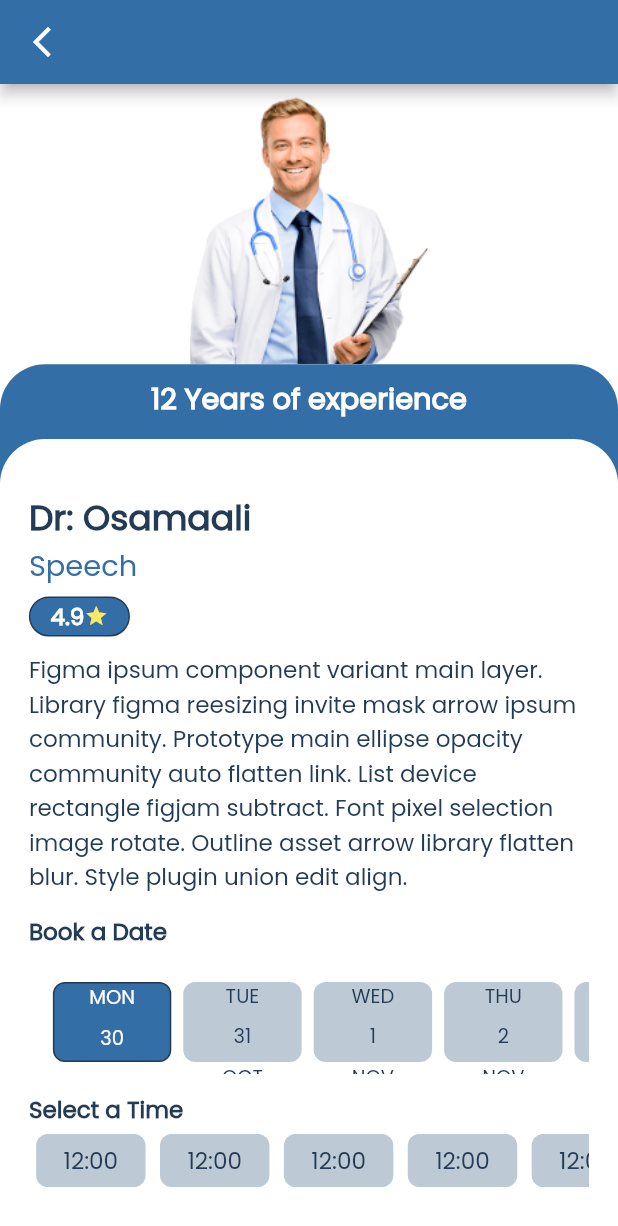
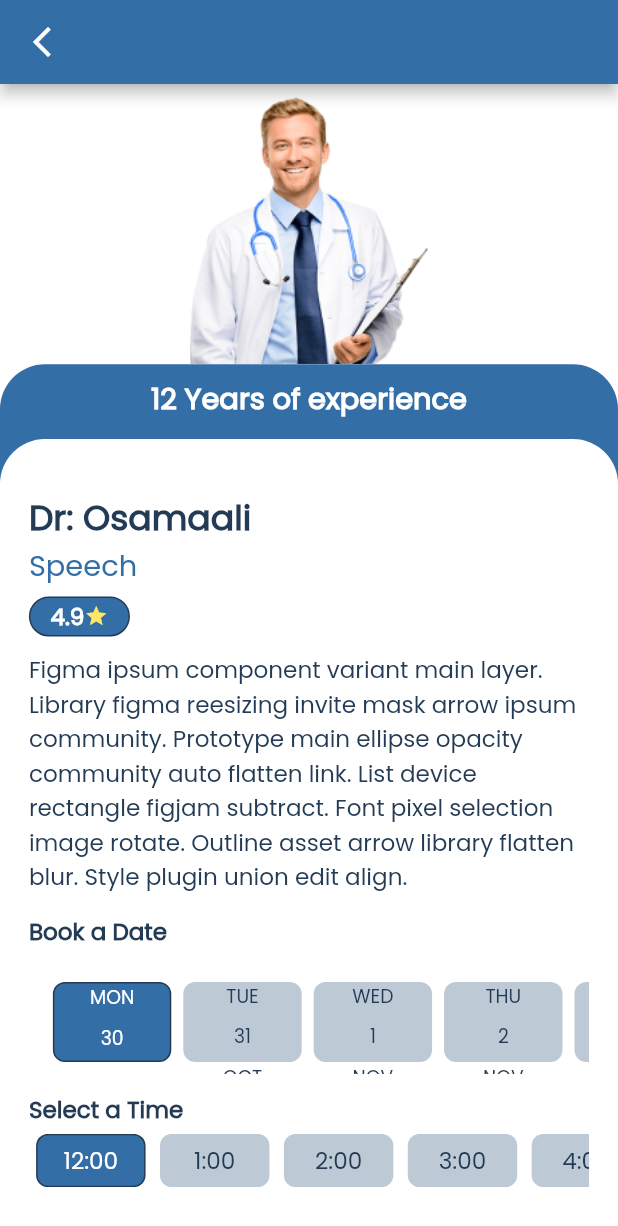
Before and after one commit to UpAdv-Internship/Markaz_ElAmal, a Flutter app: the screen it shows after launch, on a phone screen of 412 x 824 dp. Shown: the top 1226 px of the screen. Run offline on Flutter 3.47's test engine with Material 2 defaults, Android fonts, the light colour scheme and no system bars; drawn by our look-alikes of easy_date_timeline; our stand-ins replace dio, flutter_bloc, flutter_screenutil, get_it, shared_preferences.

Commit message:
Booking UI

```diff
--- a/lib/core/utils/app_text_styles.dart
+++ b/lib/core/utils/app_text_styles.dart
@@ -65,6 +65,12 @@ abstract class CustomTextStyle {
     fontWeight: FontWeight.w400,
     fontSize: 16.sp,
   );
+  static final poppins400White13 = TextStyle(
+    fontFamily: "Poppins",
+    color: AppColors.white,
+    fontWeight: FontWeight.w400,
+    fontSize: 13.sp,
+  );
 
   static final poppins600primary24 = TextStyle(
     fontFamily: "Poppins",
@@ -96,6 +102,12 @@ abstract class CustomTextStyle {
     color: AppColors.secondary,
     fontWeight: FontWeight.w400,
     fontSize: 16.sp,
+  );
+  static final poppins400secondary13 = TextStyle(
+    fontFamily: "Poppins",
+    color: AppColors.secondary,
+    fontWeight: FontWeight.w400,
+    fontSize: 13.sp,
   );
   static final poppins400secondary20 = TextStyle(
     fontFamily: "Poppins",
--- a/lib/features/booking/presentation/booking_cubit/booking_cubit.dart
+++ b/lib/features/booking/presentation/booking_cubit/booking_cubit.dart
@@ -6,4 +6,26 @@ class BookingCubit extends Cubit<BookingState> {
 
   //! Select Date
   DateTime? focusDate = DateTime.now();
+  changeDate(selectedDate) {
+    focusDate = selectedDate;
+    emit(ChangeDateState());
+  }
+
+  //! Select Time
+  List<String> dateList = [
+    "12:00",
+    "1:00",
+    "2:00",
+    "3:00",
+    "4:00",
+    "5:00",
+    "6:00",
+    "7:00",
+    "8:00",
+  ];
+  int activeTime = 0;
+  changeTime(index) {
+    activeTime = index;
+    emit(ChangeTimeState());
+  }
 }
--- a/lib/features/booking/presentation/booking_cubit/booking_state.dart
+++ b/lib/features/booking/presentation/booking_cubit/booking_state.dart
@@ -1,3 +1,7 @@
 class BookingState {}
 
 final class BookingInitial extends BookingState {}
+
+final class ChangeDateState extends BookingState {}
+
+final class ChangeTimeState extends BookingState {}
--- a/lib/features/booking/presentation/screens/doctor_profile.dart
+++ b/lib/features/booking/presentation/screens/doctor_profile.dart
@@ -12,6 +12,7 @@ import 'package:markaz_elamal/features/booking/presentation/booking_cubit/bookin
 
 class DoctorProfile extends StatelessWidget {
   const DoctorProfile({super.key});
+
   @override
   Widget build(BuildContext context) {
     return Scaffold(
@@ -116,12 +117,8 @@ class DoctorProfile extends StatelessWidget {
                                 // controller: _controller,
                                 locale: "en",
                                 onDateChange: (selectedDate) {
-                                  // setState(() {
                                   BlocProvider.of<BookingCubit>(context)
-                                      .focusDate = selectedDate;
-                                  print(BlocProvider.of<BookingCubit>(context)
-                                      .focusDate);
-                                  // });
+                                      .changeDate(selectedDate);
                                 },
                                 firstDate: DateTime.now(),
                                 focusDate:
@@ -136,16 +133,28 @@ class DoctorProfile extends StatelessWidget {
                                   width: 82.w,
                                   height: 60.h,
                                   dayStructure: DayStructure.dayStrDayNumMonth,
+                                  todayStyle: DayStyle(
+                                    borderRadius: 8,
+                                    dayNumStyle:
+                                        CustomTextStyle.poppins400secondary13,
+                                    dayStrStyle:
+                                        CustomTextStyle.poppins400secondary13,
+                                    monthStrStyle:
+                                        CustomTextStyle.poppins400secondary13,
+                                    decoration: BoxDecoration(
+                                      color: AppColors.lightGrey,
+                                      borderRadius: BorderRadius.circular(8),
+                                      border:
+                                          Border.all(color: AppColors.primary),
+                                    ),
+                                  ),
                                   activeDayStyle: DayStyle(
-                                    dayNumStyle: CustomTextStyle
-                                        .poppins400White16
-                                        .copyWith(fontSize: 13),
-                                    dayStrStyle: CustomTextStyle
-                                        .poppins400White16
-                                        .copyWith(fontSize: 13),
-                                    monthStrStyle: CustomTextStyle
-                                        .poppins400White16
-                                        .copyWith(fontSize: 13),
+                                    dayNumStyle:
+                                        CustomTextStyle.poppins400White13,
+                                    dayStrStyle:
+                                        CustomTextStyle.poppins400White13,
+                                    monthStrStyle:
+                                        CustomTextStyle.poppins400White13,
                                     decoration: BoxDecoration(
                                       color: AppColors.primary,
                                       borderRadius: BorderRadius.circular(8),
@@ -156,15 +165,12 @@ class DoctorProfile extends StatelessWidget {
                                   ),
                                   inactiveDayStyle: DayStyle(
                                     borderRadius: 8,
-                                    dayNumStyle: CustomTextStyle
-                                        .poppins400secondary16
-                                        .copyWith(fontSize: 13),
-                                    dayStrStyle: CustomTextStyle
-                                        .poppins400secondary16
-                                        .copyWith(fontSize: 13),
-                                    monthStrStyle: CustomTextStyle
-                                        .poppins400secondary16
-                                        .copyWith(fontSize: 13),
+                                    dayNumStyle:
+                                        CustomTextStyle.poppins400secondary13,
+                                    dayStrStyle:
+                                        CustomTextStyle.poppins400secondary13,
+                                    monthStrStyle:
+                                        CustomTextStyle.poppins400secondary13,
                                     decoration: BoxDecoration(
                                       color: AppColors.lightGrey,
                                       borderRadius: BorderRadius.circular(8),
@@ -181,28 +187,48 @@ class DoctorProfile extends StatelessWidget {
                             style: CustomTextStyle.poppins600secondary16,
                           ),
                           SizedBox(height: 5.h),
-                          SizedBox(
+                          BlocBuilder<BookingCubit, BookingState>(
+                            builder: (context, state) {
+                              final bookingCubit =
+                                  BlocProvider.of<BookingCubit>(context);
+                              return SizedBox(
                                 width: double.maxFinite,
                                 height: 40.h,
                                 child: ListView.builder(
-                              itemCount: 10,
+                                  itemCount: bookingCubit.dateList.length,
                                   scrollDirection: Axis.horizontal,
                                   itemBuilder: (context, index) {
                                     return InkWell(
-                                  onTap: () {},
+                                      onTap: () {
+                                        bookingCubit.changeTime(index);
+                                      },
                                       child: Container(
                                         width: 82.h,
                                         height: 40.h,
-                                    margin:
-                                        EdgeInsets.symmetric(horizontal: 5.w),
+                                        margin: EdgeInsets.symmetric(
+                                            horizontal: 5.w),
                                         decoration: BoxDecoration(
-                                      color: AppColors.lightGrey,
-                                      borderRadius: BorderRadius.circular(8),
+                                          color:
+                                              bookingCubit.activeTime == index
+                                                  ? AppColors.primary
+                                                  : AppColors.lightGrey,
+                                          borderRadius:
+                                              BorderRadius.circular(8),
+                                          border: Border.all(
+                                            color:
+                                                bookingCubit.activeTime == index
+                                                    ? AppColors.secondary
+                                                    : AppColors.transparent,
+                                          ),
                                         ),
                                         child: Center(
                                           child: Text(
-                                        '12:00',
-                                        style: CustomTextStyle
+                                            bookingCubit.dateList[index],
+                                            style:
+                                                bookingCubit.activeTime == index
+                                                    ? CustomTextStyle
+                                                        .poppins400White16
+                                                    : CustomTextStyle
                                                         .poppins400secondary16,
                                           ),
                                         ),
@@ -210,6 +236,8 @@ class DoctorProfile extends StatelessWidget {
                                     );
                                   },
                                 ),
+                              );
+                            },
                           ),
                           SizedBox(height: 42.h),
                           //* Buttons
```
Also changed, not shown: lib/features/booking/data/model/date_model.dart (added). Lines whose indentation alone changed are shown as unchanged.
